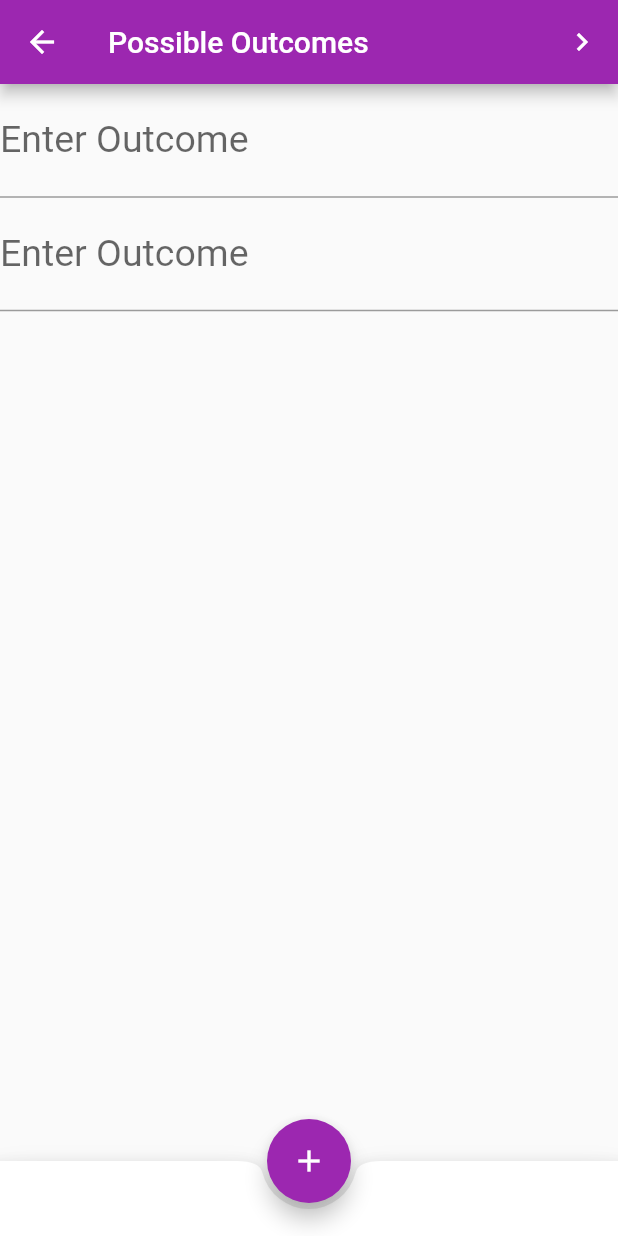
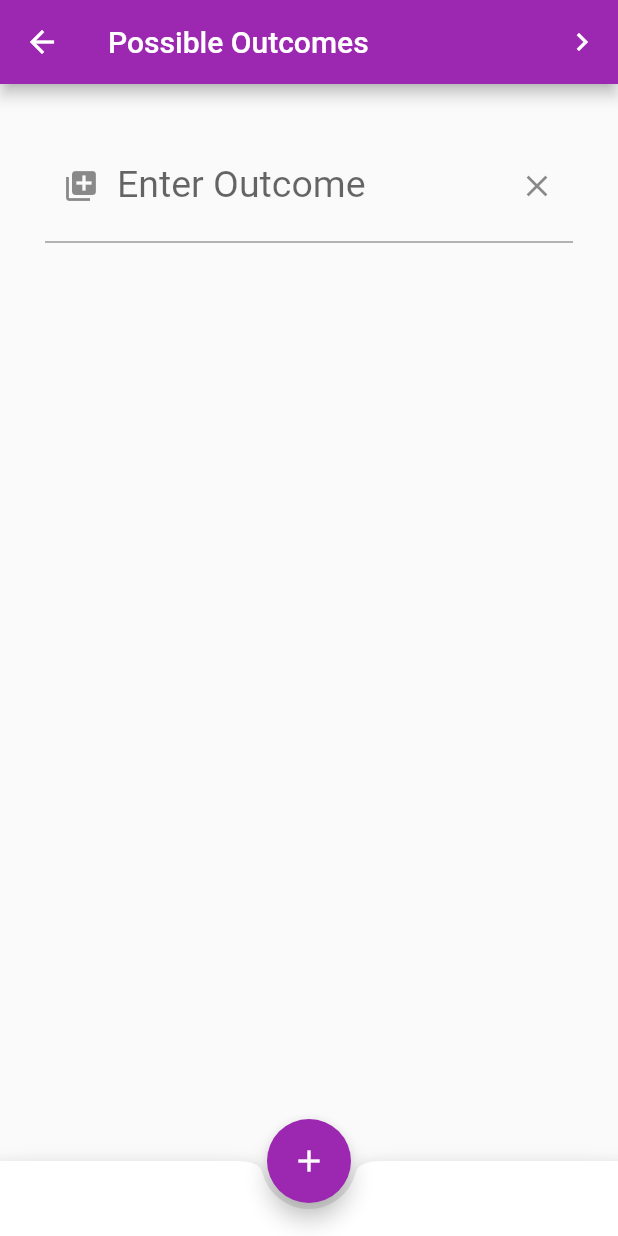
Before and after one commit to srcellucci/Decision-Game, a Flutter app: the SecondScreen screen opened directly, after a tap on the "add" icon, on a phone screen of 412 x 824 dp. Run offline on Flutter 3.47's test engine with Material 2 defaults, Android fonts, the phone set to English and light mode, and no system bars.

Commit message:
added remove functionality to outcome screen and cleaned up the UI, added globals.dar, updated pubspec.lock and pubspec.yaml

```diff
--- /dev/null
+++ b/decision_game/lib/globals.dart
@@ -0,0 +1,5 @@
+library decisiongame.globals;
+import 'package:decisiongame/main.dart';
+import 'package:flutter/material.dart';
+
+int count = 1;
--- a/decision_game/lib/main.dart
+++ b/decision_game/lib/main.dart
@@ -7,7 +7,12 @@ Team Giraffe's decsion game project for Software Engineering I.
 // found in the LICENSE file.
 //Decision Game Code for Team Giraffe
 
+import 'dart:async';
 import 'package:flutter/material.dart';
+import 'package:decisiongame/globals.dart' as globals;
+import 'package:provider/provider.dart';
+
+GlobalKey<_OutcomeBuilder> globalKey = GlobalKey();
 
 void main() => runApp(MyApp());
 
@@ -74,54 +79,53 @@ class QuestionScreen extends State<FirstScreen> {
 class SecondScreen extends StatefulWidget {
   @override
   OutcomeScreen createState() => OutcomeScreen();
-
 }
 
 //This screen will display the outcomes
+
 class OutcomeScreen extends State<SecondScreen> {
-  int _count = 1;
+  final TextStyle _titleFont = const TextStyle(fontSize: 20.0);
+  static StreamController<void> buttonPressStream = StreamController<bool>.broadcast();
+  final OutcomeBuilder outcomes = new OutcomeBuilder(buttonPressStream);
 
-  final TextStyle _titleFont = const TextStyle(fontSize: 20.0);
+
 
   @override
   Widget build(BuildContext context) {
-    List<Widget> _outcomes =
-        new List.generate(_count, (int i) => new ContactColumn());
 
    return new Scaffold(
+       body: new LayoutBuilder(builder: (context, constraint) {
 
-       body: new LayoutBuilder(builder: (context, constraint) {
          final _maxHeight= constraint.biggest.height;
-         final _biggerFont = TextStyle(fontSize: _maxHeight/ 6);
 
         return new Center(
+
           child: new Column(
             mainAxisAlignment: MainAxisAlignment.center,
             children: <Widget>[
            new Container(
+             padding: EdgeInsets.all(30.0),
            height: _maxHeight,
-           child: new ListView(
-             children: _outcomes,
-             scrollDirection: Axis.vertical,
-           ),
-         ),
-
-
-            ],
+           child: outcomes,
+         ),],
          ),
         );
        }),
+
      bottomNavigationBar: BottomAppBar(
        shape: const CircularNotchedRectangle(),
        child: Container(height: 50.0,),
      ),
+
      floatingActionButton: FloatingActionButton(
-       onPressed: _addNewContactColumn,
+       onPressed: () => buttonPressStream.add(null),
        tooltip: 'Increment Counter',
        backgroundColor: Colors.purple,
        child: Icon(Icons.add),
      ),
+
      floatingActionButtonLocation:FloatingActionButtonLocation.centerDocked,
+
      appBar: AppBar(
        title: Text('Possible Outcomes',
          style: _titleFont,
@@ -135,11 +139,9 @@ class OutcomeScreen extends State<SecondScreen> {
 
   }
 
-  void _addNewContactColumn() {
-    setState(() {
-      _count = _count + 1;
-    });
-  }
+
+
+
 
   void _nextScreen() { //navigates to the Third screen
     Navigator.of(context).push (
@@ -152,31 +154,86 @@ class OutcomeScreen extends State<SecondScreen> {
   }
 }
 
-class ContactColumn extends StatefulWidget {
+class OutcomeBuilder extends StatefulWidget {
+  final StreamController<void> buttonPressStream;
+  const OutcomeBuilder(this.buttonPressStream);
+
   @override
-  State<StatefulWidget> createState() => new _ContactColumn();
+  _OutcomeBuilder createState() => _OutcomeBuilder(buttonPressStream);
 }
 
-class _ContactColumn extends State<ContactColumn>
+class _OutcomeBuilder extends State<OutcomeBuilder>
 {
-  final TextStyle _biggerFont = const TextStyle(fontSize: 25.0);
 
+  List<OutcomeOption> outcomeOptionList;
+
+  StreamController<void> buttonPressStream;
+  _OutcomeBuilder(this.buttonPressStream);
+
+ void removeOutcomeOption(index) //TODO: Ensure count never < 1, handle that exception
+ {
+   setState(() {
+     outcomeOptionList.remove(index);
+     globals.count = globals.count - 1;
+   });
+ }
+
+ void addOutcomeOption(){
+   setState(() {
+     outcomeOptionList = List.generate(globals.count, (index) => OutcomeOption(removeOutcomeOption, index: index)); //now we use the global var to increment our list for any additional outcomes > 1
+     globals.count = globals.count + 1;
+   });
+ }
+
+ void initState(){
+   super.initState();
+   outcomeOptionList = List.generate(1, (index) => OutcomeOption(removeOutcomeOption, index: index)); //Create an inital outcome option as to avoid empty list view
+   buttonPressStream.stream.listen( (_) {
+     setState(() {addOutcomeOption();});
+   });
+ }
   @override
   Widget build(BuildContext context)
   {
-    return new Container(
-        child: new Column(children: <Widget>[    //TODO: Add remove functionality to Contact Column children
-        new TextFormField(
-          decoration: new InputDecoration(
-            labelText: 'Enter Outcome'
-          ),
-          style: _biggerFont,
-        ),
-      ]));
+    return Scaffold(
+      body: ListView(
+        children: <Widget>[...outcomeOptionList],
+        scrollDirection: Axis.vertical,
+      ),
+    );
 
   }
+
 }
 
+class OutcomeOption extends StatelessWidget {
+ final int index;
+ final Function(OutcomeOption) removeOutcomeOption;
+
+ final TextStyle _biggerFont = const TextStyle(fontSize: 25.0);
+
+ const OutcomeOption(this.removeOutcomeOption, {Key key, @required this.index})
+        : super(key: key);
+
+ @override
+  Widget build(BuildContext context) {
+   return new Container(
+       child: new Column(children: <Widget>[
+         new TextFormField(
+           decoration: new InputDecoration(
+             labelText: 'Enter Outcome', //TODO: Save outcome string into ExpectedUtil Object/Class
+             prefixIcon: Icon(Icons.queue),
+             suffixIcon: new IconButton(
+               icon: Icon(Icons.clear),
+               onPressed: (){removeOutcomeOption(this);},
+             ),
+           ),
+           style: _biggerFont,
+
+         ), SizedBox(height: 50),
+       ]));
+  }
+}
 
 
 //Creates the Goodness Screen class
--- a/decision_game/pubspec.yaml
+++ b/decision_game/pubspec.yaml
@@ -14,9 +14,10 @@ description: Software Engineerin 1 Project
 version: 1.0.0+1
 
 environment:
-  sdk: ">=2.1.0 <3.0.0"
+  sdk: ">=2.2.2 <3.0.0"
 
 dependencies:
+  provider: ^4.0.4
   flutter:
     sdk: flutter
 
```
Also changed, not shown: decision_game/pubspec.lock.
